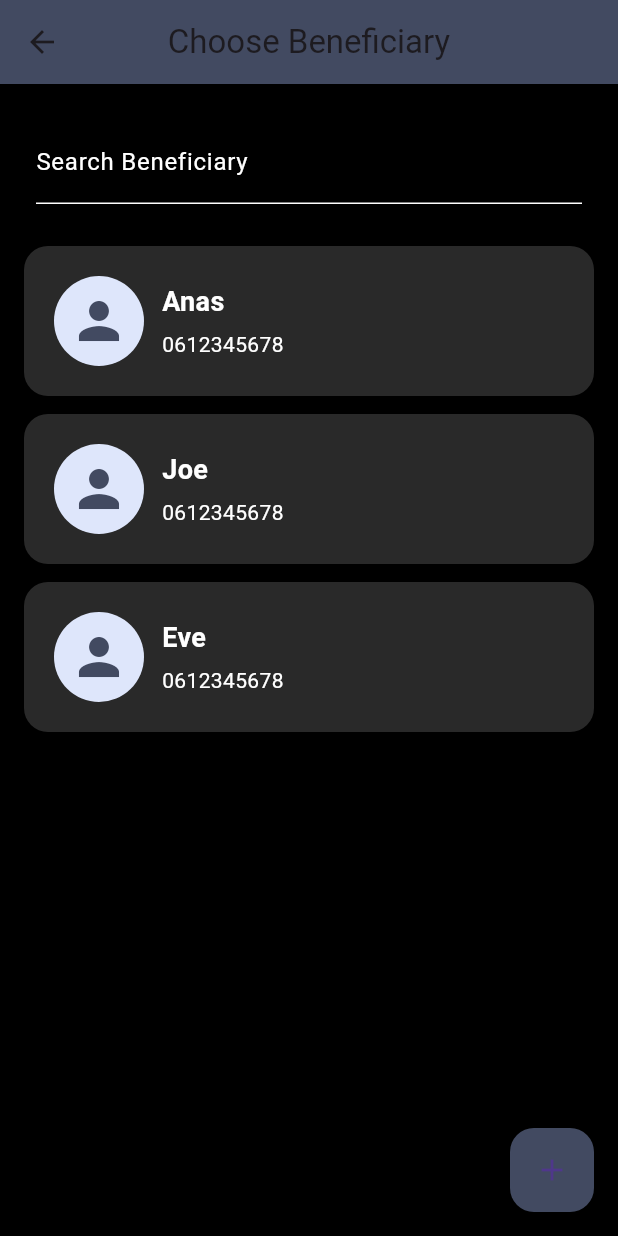
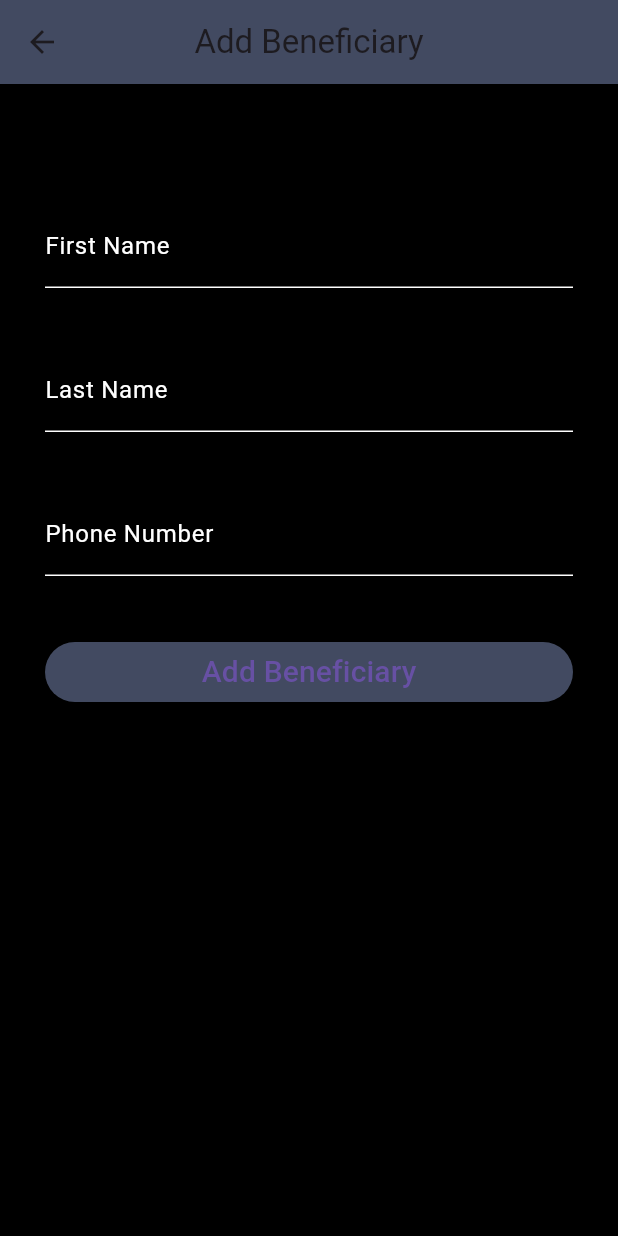
Before and after one commit to Anas-Aneddame/M-Wallet-Transfert-National, a Flutter app: the BeneficiaryPage screen opened directly, after a tap on the "add" icon, on a phone screen of 412 x 824 dp. Run offline on Flutter 3.47's test engine with Material 3 defaults, Android fonts, the phone set to English and light mode, and no system bars; our stand-ins replace curved_navigation_bar.

Commit message:
add Beneficiary Add page

```diff
--- /dev/null
+++ b/m_wallet_transfertnational/lib/screens/add_beneficiary_page.dart
@@ -0,0 +1,87 @@
+import 'package:flutter/material.dart';
+
+class BeneficiaryAdd extends StatefulWidget {
+  const BeneficiaryAdd({super.key});
+
+  @override
+  State<BeneficiaryAdd> createState() => _BeneficiaryAddState();
+}
+
+class _BeneficiaryAddState extends State<BeneficiaryAdd> {
+  @override
+  Widget build(BuildContext context) {
+    return Scaffold(
+      appBar: AppBar(
+        title: const Text('Add Beneficiary'),
+        centerTitle: true,
+        backgroundColor: const Color(0xFF424A61),
+      ),
+      backgroundColor: Colors.black,
+      body: Padding(
+        padding: const EdgeInsets.all(30.0),
+        child: Column(
+          children: [
+            SizedBox(
+              height: 50,
+            ),
+            TextFormField(
+              style: TextStyle(color: Colors.white),
+              decoration: const InputDecoration(
+                enabledBorder: UnderlineInputBorder(
+                  borderSide: BorderSide(color: Colors.white),
+                ),
+                focusedBorder: UnderlineInputBorder(
+                  borderSide: BorderSide(color: Colors.white),
+                ),
+                labelText: 'First Name',
+                labelStyle: TextStyle(color: Colors.white),
+              ),
+            ),
+            SizedBox(height: 40.0),
+            TextFormField(
+              style: TextStyle(color: Colors.white),
+              decoration: const InputDecoration(
+                enabledBorder: UnderlineInputBorder(
+                  borderSide: BorderSide(color: Colors.white),
+                ),
+                focusedBorder: UnderlineInputBorder(
+                  borderSide: BorderSide(color: Colors.white),
+                ),
+                labelText: 'Last Name',
+                labelStyle: TextStyle(color: Colors.white),
+              ),
+            ),
+            SizedBox(height: 40.0),
+            TextFormField(
+              style: TextStyle(color: Colors.white),
+              decoration: const InputDecoration(
+                enabledBorder: UnderlineInputBorder(
+                  borderSide: BorderSide(color: Colors.white),
+                ),
+                focusedBorder: UnderlineInputBorder(
+                  borderSide: BorderSide(color: Colors.white),
+                ),
+                labelText: 'Phone Number',
+                labelStyle: TextStyle(color: Colors.white),
+              ),
+            ),
+            SizedBox(height: 40.0),
+            SizedBox(
+              width: double.infinity,
+              child: ElevatedButton(
+                style: ButtonStyle(
+                    backgroundColor: MaterialStateProperty.all<Color>(
+                        const Color(0xFF424A61))),
+                onPressed: () {},
+                child: const Text(
+                  'Add Beneficiary',
+                  style: TextStyle(fontSize: 20),
+                ),
+              ),
+            ),
+          ],
+        ),
+      ),
+    );
+  }
+}
--- a/m_wallet_transfertnational/lib/screens/beneficiary_page.dart
+++ b/m_wallet_transfertnational/lib/screens/beneficiary_page.dart
@@ -1,4 +1,5 @@
 import 'package:flutter/material.dart';
+import 'package:m_wallet_transfertnational/screens/add_beneficiary_page.dart';
 import '../classes/user.dart';
 import '../widgets/beneficiary_tile.dart';
 
@@ -57,7 +58,14 @@ class BeneficiaryPage extends StatelessWidget {
       ),
       floatingActionButton: FloatingActionButton(
         backgroundColor: const Color(0xFF424A61),
-        onPressed: () {},
+        onPressed: () {
+          Navigator.push(
+            context,
+            MaterialPageRoute(
+              builder: (context) => const BeneficiaryAdd(),
+            ),
+          );
+        },
         child: Icon(Icons.add),
       ),
     );
```
